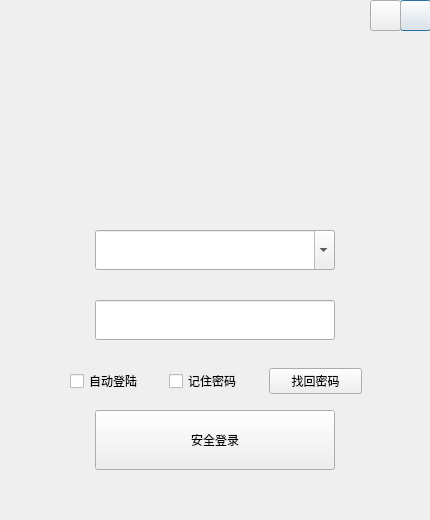
yuri2078/qtMysql, file ui/login.ui: the form before one commit.
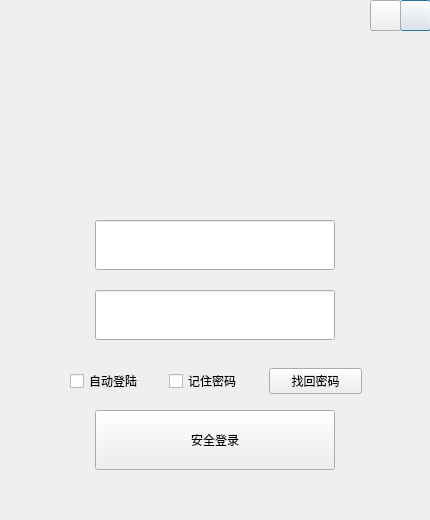
The form after the commit. Icons and pictures are not drawn. Custom widgets are drawn as their Qt base class.

Patch:
```diff
--- a/ui/login.ui
+++ b/ui/login.ui
@@ -89,38 +89,13 @@
     <string>安全登录</string>
    </property>
   </widget>
-  <widget class="QComboBox" name="username">
+  <widget class="MyLineEdit" name="password">
    <property name="geometry">
     <rect>
      <x>95</x>
-     <y>230</y>
+     <y>290</y>
      <width>240</width>
-     <height>40</height>
-    </rect>
-   </property>
-   <property name="styleSheet">
-    <string notr="true"/>
-   </property>
-   <property name="editable">
-    <bool>true</bool>
-   </property>
-   <property name="currentText">
-    <string/>
-   </property>
-   <property name="currentIndex">
-    <number>-1</number>
-   </property>
-   <property name="placeholderText">
-    <string/>
-   </property>
-  </widget>
-  <widget class="QLineEdit" name="password">
-   <property name="geometry">
-    <rect>
-     <x>95</x>
-     <y>300</y>
-     <width>240</width>
-     <height>40</height>
+     <height>50</height>
     </rect>
    </property>
    <property name="placeholderText">
@@ -166,7 +141,27 @@
     </item>
    </layout>
   </widget>
+  <widget class="MyLineEdit" name="username">
+   <property name="geometry">
+    <rect>
+     <x>95</x>
+     <y>220</y>
+     <width>240</width>
+     <height>50</height>
+    </rect>
+   </property>
+   <property name="placeholderText">
+    <string/>
+   </property>
+  </widget>
  </widget>
+ <customwidgets>
+  <customwidget>
+   <class>MyLineEdit</class>
+   <extends>QLineEdit</extends>
+   <header>include/mylineedit.h</header>
+  </customwidget>
+ </customwidgets>
  <resources>
   <include location="../images.qrc"/>
  </resources>
```
